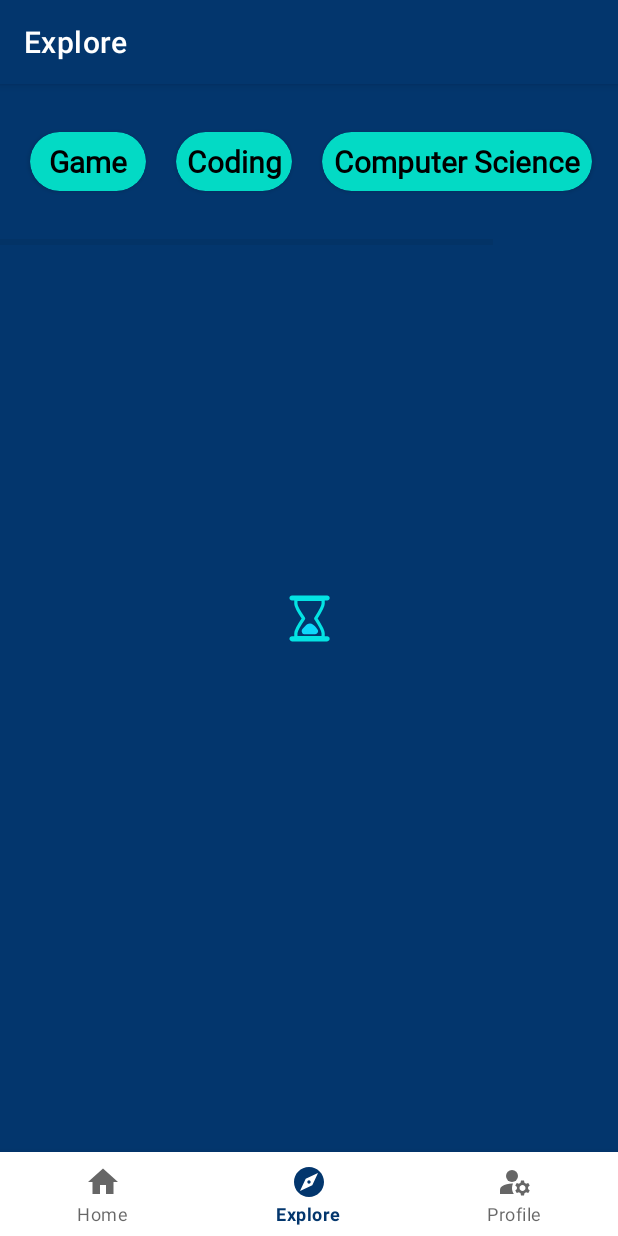
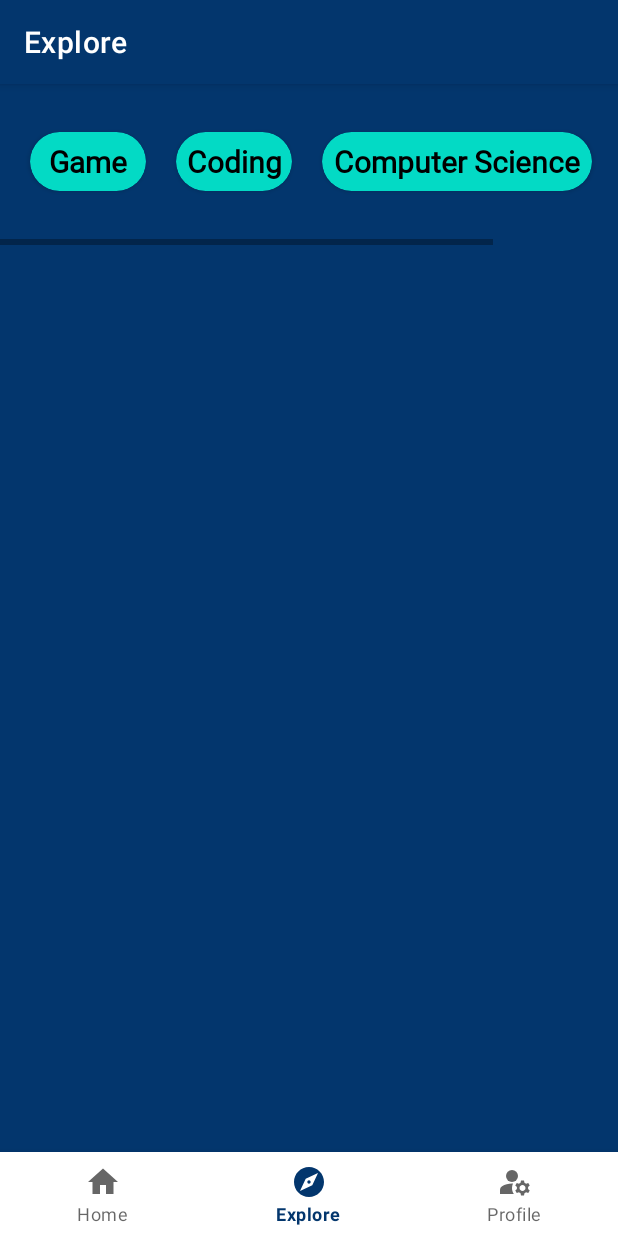
Before and after one commit to DricZ/FALL, an Android app: the HomeFragment screen opened directly, with no data from a screen before it, item 2 of the bottom bar chosen, on a phone screen of 412 x 824 dp. Run offline under Robolectric (Android 15) with nearby library versions, the phone set to English and light mode, and no system bars; our stand-ins replace Firebase (no records; nobody signed in at launch, a user with empty details on screens opened directly), navigation-ui.

Commit message:
Coba explore fragment

```diff
--- a/app/src/main/java/com/example/fall/ExploreFragment.kt
+++ b/app/src/main/java/com/example/fall/ExploreFragment.kt
@@ -32,7 +32,7 @@ class ExploreFragment : Fragment() {
     override fun onViewCreated(view: View, savedInstanceState: Bundle?) {
         super.onViewCreated(view, savedInstanceState)
 
-        val _loading = view.findViewById<LottieAnimationView>(R.id.loading_animationExp)
+//        val _loading = view.findViewById<LottieAnimationView>(R.id.loading_animationExp)
 
         // AMBIL DATA ARRAY LIST DARI DB DAN MASUKKAN KE RECYCLE VIEW
         val db = FirebaseFirestore.getInstance()
@@ -73,7 +73,7 @@ class ExploreFragment : Fragment() {
 
                 }
 
-                _loading.visibility = View.INVISIBLE
+//                _loading.visibility = View.INVISIBLE
             }
             .addOnFailureListener { exception ->
                 // Handle error
--- a/app/src/main/res/layout/fragment_explore.xml
+++ b/app/src/main/res/layout/fragment_explore.xml
@@ -171,17 +171,17 @@
 
     </androidx.recyclerview.widget.RecyclerView>
 
-    <com.airbnb.lottie.LottieAnimationView
-        android:id="@+id/loading_animationExp"
-        android:layout_width="90dp"
-        android:layout_height="90dp"
-        android:layout_gravity="center_horizontal"
-        app:layout_constraintBottom_toBottomOf="parent"
-        app:layout_constraintEnd_toEndOf="parent"
-        app:layout_constraintStart_toStartOf="parent"
-        app:layout_constraintTop_toTopOf="parent"
-        app:lottie_autoPlay="true"
-        app:lottie_loop="true"
-        app:lottie_rawRes="@raw/trans_load" />
+<!--    <com.airbnb.lottie.LottieAnimationView-->
+<!--        android:id="@+id/loading_animationExp"-->
+<!--        android:layout_width="90dp"-->
+<!--        android:layout_height="90dp"-->
+<!--        android:layout_gravity="center_horizontal"-->
+<!--        app:layout_constraintBottom_toBottomOf="parent"-->
+<!--        app:layout_constraintEnd_toEndOf="parent"-->
+<!--        app:layout_constraintStart_toStartOf="parent"-->
+<!--        app:layout_constraintTop_toTopOf="parent"-->
+<!--        app:lottie_autoPlay="true"-->
+<!--        app:lottie_loop="true"-->
+<!--        app:lottie_rawRes="@raw/trans_load" />-->
 
 </androidx.constraintlayout.widget.ConstraintLayout>
```
Also changed, not shown: app/src/main/java/com/example/fall/ui/home/HomeFragment.kt (+4 -4 lines).
